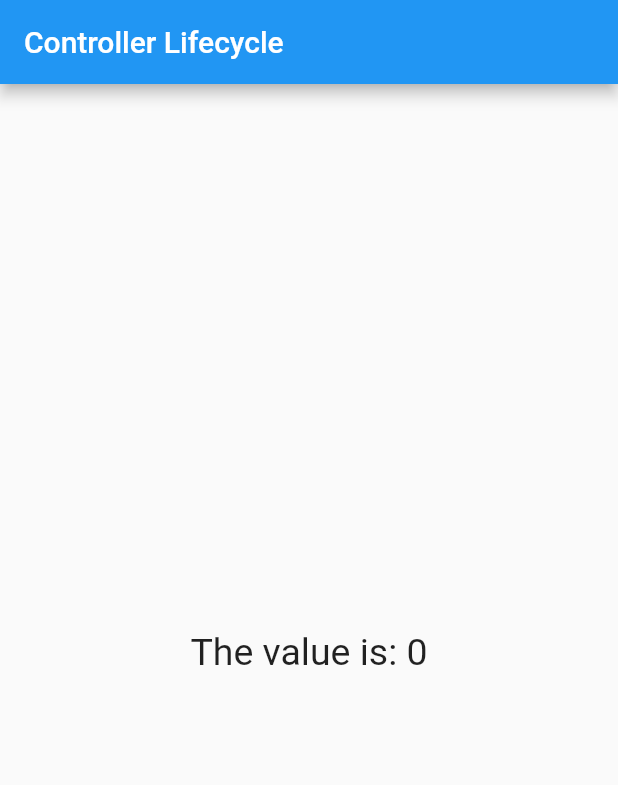
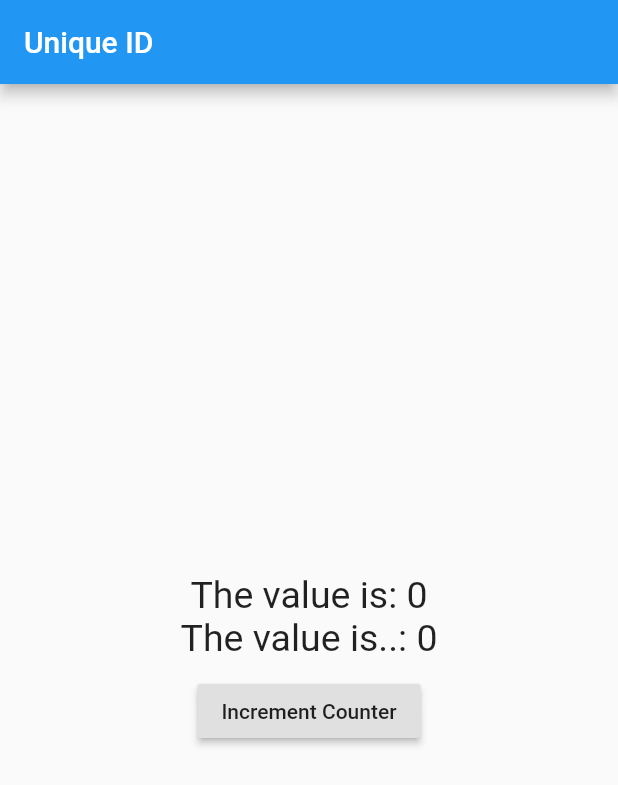
Before and after one commit to vleiswal/ripples_tut_getX, a Flutter app: the screen it shows after launch, on a phone screen of 412 x 824 dp. Shown: the top 785 px of the screen. Run offline on Flutter 3.47's test engine with Material 2 defaults, Android fonts, the phone set to English and light mode, and no system bars; our stand-ins replace get.

Commit message:
lesson_13

```diff
--- a/lib/main.dart
+++ b/lib/main.dart
@@ -17,12 +17,12 @@ class MyApp extends StatelessWidget {
   @override
   Widget build(BuildContext context) {
     return GetMaterialApp(
-      title: 'Controller Lifecycle',
+      title: 'Unique ID',
       //initialRoute: '/',
       debugShowCheckedModeBanner: false,
       home: Scaffold(
         appBar: AppBar(
-          title: Text('Controller Lifecycle'),
+          title: Text('Unique ID'),
         ),
         body: Center(
           child: Column(
@@ -32,6 +32,7 @@ class MyApp extends StatelessWidget {
               GetBuilder<MyController>(
                 // initState: (data) => myController.increment(),
                 // dispose: (_) => myController.cleanUpTask(),
+                id: 'txCount',
                 builder: (controller) {
                   return Text(
                     'The value is: ${controller.count}',
@@ -39,12 +40,23 @@ class MyApp extends StatelessWidget {
                   );
                 },
               ),
+              GetBuilder<MyController>(
+                // initState: (data) => myController.increment(),
+                // dispose: (_) => myController.cleanUpTask(),
+
+                builder: (controller) {
+                  return Text(
+                    'The value is..: ${controller.count}',
+                    style: TextStyle(fontSize: 25),
+                  );
+                },
+              ),
               SizedBox(height: 10),
-              // RaisedButton(
-              //     child: Text('Increment Counter'),
-              //     onPressed: () {
-              //       Get.find<MyController>().increment();
-              //     }),
+              RaisedButton(
+                  child: Text('Increment Counter'),
+                  onPressed: () {
+                    myController.increment();
+                  }),
             ],
           ),
         ),
```
Also changed, not shown: lib/controllers/my_controller.dart (+3 -4 lines).
